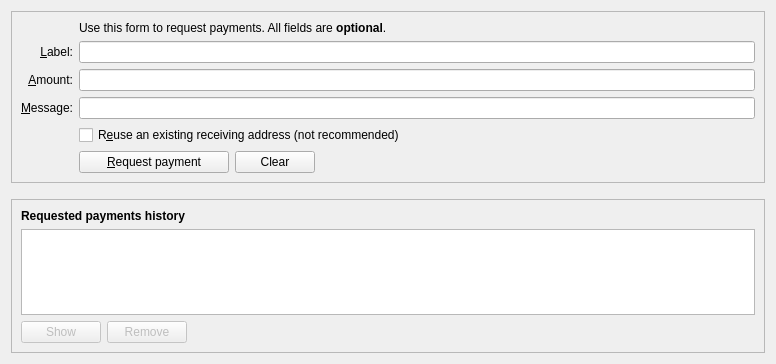
Qt form src/qt/forms/gamblepagedialog.ui (knolza/don) before a commit.
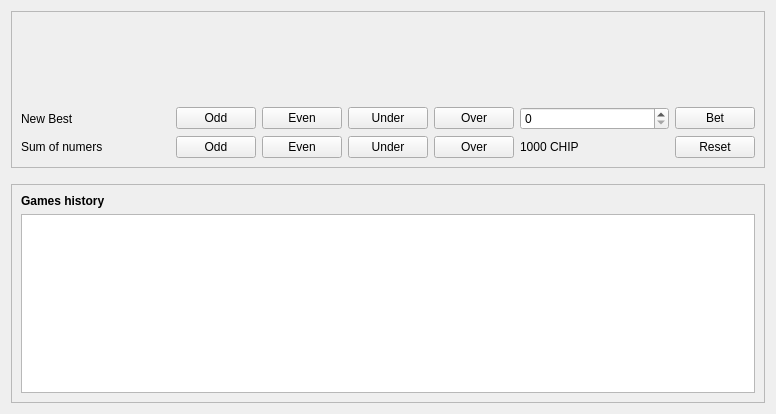
The same form after that commit. Icons and pictures are not drawn. Custom widgets are drawn as their Qt base class.

```diff
--- a/src/qt/forms/gamblepagedialog.ui
+++ b/src/qt/forms/gamblepagedialog.ui
@@ -7,7 +7,7 @@
     <x>0</x>
     <y>0</y>
     <width>776</width>
-    <height>364</height>
+    <height>414</height>
    </rect>
   </property>
   <layout class="QVBoxLayout" name="verticalLayout" stretch="0,0,1">
@@ -27,127 +27,136 @@
     </property>
     <layout class="QVBoxLayout" name="verticalLayout_3">
     <item>
-    <layout class="QGridLayout" name="gridLayout">
-     <item row="7" column="2">
-      <widget class="QCheckBox" name="reuseAddress">
-       <property name="toolTip">
-        <string>Reuse one of the previously used receiving addresses. Reusing addresses has security and privacy issues. Do not use this unless re-generating a payment request made before.</string>
-       </property>
+       <layout class="QVBoxLayout" name="verticalLayout_4">
+        <item>
+         <widget class="LotteryWidget" name="lotteryWidget" native="true">
+          <property name="minimumSize">
+           <size>
+            <width>0</width>
+            <height>80</height>
+           </size>
+          </property>
+         </widget>
+        </item>
+       </layout>
+      </item>
+      <item>
+       <layout class="QGridLayout" name="gridLayout" rowstretch="0,0">
+        <property name="sizeConstraint">
+         <enum>QLayout::SetDefaultConstraint</enum>
+        </property>
+        <item row="0" column="0" colspan="2">
+         <widget class="QLabel" name="lblNewBest">
        <property name="text">
-        <string>R&amp;euse an existing receiving address (not recommended)</string>
+           <string>New Best</string>
        </property>
       </widget>
      </item>
-     <item row="7" column="0">
-      <widget class="QLabel" name="label_4">
+        <item row="1" column="2">
+         <widget class="QPushButton" name="btnTotalOdd">
        <property name="text">
-        <string/>
-       </property>
-      </widget>
-     </item>
-     <item row="6" column="0">
-      <widget class="QLabel" name="label_3">
-       <property name="toolTip">
-        <string>An optional message to attach to the payment request, which will be displayed when the request is opened. Note: The message will not be sent with the payment over the Gamblr network.</string>
-       </property>
+           <string>Odd</string>
+          </property>
+          <property name="checkable">
+           <bool>true</bool>
+          </property>
+         </widget>
+        </item>
+        <item row="0" column="8">
+         <widget class="QPushButton" name="btnBet">
+          <property name="text">
+           <string>Bet</string>
+          </property>
+          <property name="checkable">
+           <bool>true</bool>
+          </property>
+         </widget>
+        </item>
+        <item row="0" column="4">
+         <widget class="QPushButton" name="btnNewBestUnder">
        <property name="text">
-        <string>&amp;Message:</string>
-       </property>
-       <property name="alignment">
-        <set>Qt::AlignRight|Qt::AlignTrailing|Qt::AlignVCenter</set>
-       </property>
-       <property name="buddy">
-        <cstring>reqMessage</cstring>
-       </property>
-      </widget>
-     </item>
-     <item row="4" column="2">
-      <widget class="QLineEdit" name="reqLabel">
-       <property name="toolTip">
-        <string>An optional label to associate with the new receiving address.</string>
-       </property>
-      </widget>
-     </item>
-     <item row="6" column="2">
-      <widget class="QLineEdit" name="reqMessage">
-       <property name="toolTip">
-        <string>An optional message to attach to the payment request, which will be displayed when the request is opened. Note: The message will not be sent with the payment over the Gamblr network.</string>
-       </property>
-      </widget>
-     </item>
-     <item row="2" column="2">
-      <widget class="QLabel" name="label_5">
+           <string>Under</string>
+          </property>
+          <property name="checkable">
+           <bool>true</bool>
+          </property>
+         </widget>
+        </item>
+        <item row="0" column="5">
+         <widget class="QPushButton" name="btnNewBestOver">
+          <property name="text">
+           <string>Over</string>
+          </property>
+          <property name="checkable">
+           <bool>true</bool>
+          </property>
+         </widget>
+        </item>
+        <item row="1" column="5">
+         <widget class="QPushButton" name="btnTotalOver">
+          <property name="text">
+           <string>Over</string>
+          </property>
+          <property name="checkable">
+           <bool>true</bool>
+          </property>
+         </widget>
+        </item>
+        <item row="1" column="3">
+         <widget class="QPushButton" name="btnTotalEven">
+          <property name="text">
+           <string>Even</string>
+          </property>
+          <property name="checkable">
+           <bool>true</bool>
+          </property>
+         </widget>
+        </item>
+        <item row="0" column="2">
+         <widget class="QPushButton" name="btnNewBestOdd">
        <property name="text">
-        <string>Use this form to request payments. All fields are &lt;b&gt;optional&lt;/b&gt;.</string>
-       </property>
-      </widget>
-     </item>
-     <item row="4" column="0">
+           <string>Odd</string>
+          </property>
+          <property name="checkable">
+           <bool>true</bool>
+          </property>
+          <property name="checked">
+           <bool>false</bool>
+          </property>
+         </widget>
+        </item>
+        <item row="0" column="3">
+         <widget class="QPushButton" name="btnNewBestEven">
+          <property name="text">
+           <string>Even</string>
+          </property>
+          <property name="checkable">
+           <bool>true</bool>
+          </property>
+         </widget>
+        </item>
+        <item row="0" column="6" colspan="2">
+         <widget class="QSpinBox" name="amountSpinBox"/>
+        </item>
+        <item row="1" column="0" colspan="2">
       <widget class="QLabel" name="label_2">
        <property name="toolTip">
         <string>An optional label to associate with the new receiving address.</string>
        </property>
        <property name="text">
-        <string>&amp;Label:</string>
-       </property>
-       <property name="alignment">
-        <set>Qt::AlignRight|Qt::AlignTrailing|Qt::AlignVCenter</set>
-       </property>
-       <property name="buddy">
-        <cstring>reqLabel</cstring>
-       </property>
-      </widget>
-     </item>
-     <item row="5" column="0">
-      <widget class="QLabel" name="label">
-       <property name="toolTip">
-        <string>An optional amount to request. Leave this empty or zero to not request a specific amount.</string>
-       </property>
+           <string>Sum of numers</string>
+          </property>
+         </widget>
+        </item>
+        <item row="1" column="6" colspan="2">
+         <widget class="QLabel" name="label_3">
        <property name="text">
-        <string>&amp;Amount:</string>
-       </property>
-       <property name="alignment">
-        <set>Qt::AlignRight|Qt::AlignTrailing|Qt::AlignVCenter</set>
-       </property>
-       <property name="buddy">
-        <cstring>reqAmount</cstring>
-       </property>
-      </widget>
-     </item>
-     <item row="5" column="2">
-      <widget class="BitcoinAmountField" name="reqAmount">
-       <property name="minimumSize">
-        <size>
-         <width>80</width>
-         <height>0</height>
-        </size>
-       </property>
-       <property name="toolTip">
-        <string>An optional amount to request. Leave this empty or zero to not request a specific amount.</string>
-       </property>
-      </widget>
-     </item>
-    <item row="8" column="2">
-    <layout class="QHBoxLayout" name="horizontalLayout">
-     <item>
-      <widget class="QPushButton" name="receiveButton">
-       <property name="minimumSize">
-        <size>
-         <width>150</width>
-         <height>0</height>
-        </size>
-       </property>
-       <property name="text">
-        <string>&amp;Request payment</string>
-       </property>
-       <property name="icon">
-        <iconset resource="../gamblr.qrc">
-         <normaloff>:/icons/receiving_addresses</normaloff>:/icons/receiving_addresses</iconset>
-       </property>
-      </widget>
-     </item>
-     <item>
-      <widget class="QPushButton" name="clearButton">
+           <string>1000 CHIP</string>
+          </property>
+         </widget>
+        </item>
+        <item row="1" column="8">
+         <widget class="QPushButton" name="btnReset">
        <property name="sizePolicy">
         <sizepolicy hsizetype="Minimum" vsizetype="Fixed">
          <horstretch>0</horstretch>
@@ -158,39 +167,20 @@
         <string>Clear all fields of the form.</string>
        </property>
        <property name="text">
-        <string>Clear</string>
-       </property>
-       <property name="icon">
-        <iconset resource="../gamblr.qrc">
-         <normaloff>:/icons/remove</normaloff>:/icons/remove</iconset>
-       </property>
-       <property name="autoRepeatDelay">
-        <number>300</number>
-       </property>
-       <property name="autoDefault">
-        <bool>false</bool>
+           <string>Reset</string>
+          </property>
+          <property name="checkable">
+           <bool>true</bool>
        </property>
       </widget>
      </item>
-     <item>
-      <spacer name="horizontalSpacer">
-       <property name="orientation">
-        <enum>Qt::Horizontal</enum>
-       </property>
-       <property name="sizeHint" stdset="0">
-        <size>
-         <width>40</width>
-         <height>20</height>
-        </size>
-       </property>
-      </spacer>
-     </item>
-    </layout>
-     </item>
-     <item row="8" column="0">
-      <widget class="QLabel" name="label_7">
+        <item row="1" column="4">
+         <widget class="QPushButton" name="btnTotalUnder">
        <property name="text">
-        <string/>
+           <string>Under</string>
+          </property>
+          <property name="checkable">
+           <bool>true</bool>
        </property>
       </widget>
      </item>
@@ -236,7 +226,7 @@
          </font>
         </property>
         <property name="text">
-         <string>Requested payments history</string>
+         <string>Games history</string>
         </property>
        </widget>
       </item>
@@ -253,57 +243,6 @@
         </property>
        </widget>
       </item>
-      <item>
-       <layout class="QHBoxLayout" name="horizontalLayout_2">
-        <item>
-         <widget class="QPushButton" name="showRequestButton">
-          <property name="toolTip">
-           <string>Show the selected request (does the same as double clicking an entry)</string>
-          </property>
-          <property name="text">
-           <string>Show</string>
-          </property>
-          <property name="enabled">
-           <bool>false</bool>
-          </property>
-          <property name="icon">
-           <iconset resource="../gamblr.qrc">
-            <normaloff>:/icons/edit</normaloff>:/icons/edit</iconset>
-          </property>
-         </widget>
-        </item>
-        <item>
-         <widget class="QPushButton" name="removeRequestButton">
-          <property name="toolTip">
-           <string>Remove the selected entries from the list</string>
-          </property>
-          <property name="text">
-           <string>Remove</string>
-          </property>
-          <property name="enabled">
-           <bool>false</bool>
-          </property>
-          <property name="icon">
-           <iconset resource="../gamblr.qrc">
-            <normaloff>:/icons/remove</normaloff>:/icons/remove</iconset>
-          </property>
-         </widget>
-        </item>
-        <item>
-         <spacer name="horizontalSpacer_2">
-          <property name="orientation">
-           <enum>Qt::Horizontal</enum>
-          </property>
-          <property name="sizeHint" stdset="0">
-           <size>
-            <width>40</width>
-            <height>20</height>
-           </size>
-          </property>
-         </spacer>
-        </item>
-       </layout>
-      </item>
      </layout>
     </widget>
    </item>
@@ -311,9 +250,9 @@
  </widget>
  <customwidgets>
   <customwidget>
-   <class>BitcoinAmountField</class>
-   <extends>QLineEdit</extends>
-   <header>bitcoinamountfield.h</header>
+   <class>LotteryWidget</class>
+   <extends>QWidget</extends>
+   <header>lotterywidget.h</header>
   </customwidget>
  </customwidgets>
  <tabstops>
```
Left out of the diff: 14 changed lines with no effect on the pictures. Lines whose indentation alone changed are shown as unchanged.
